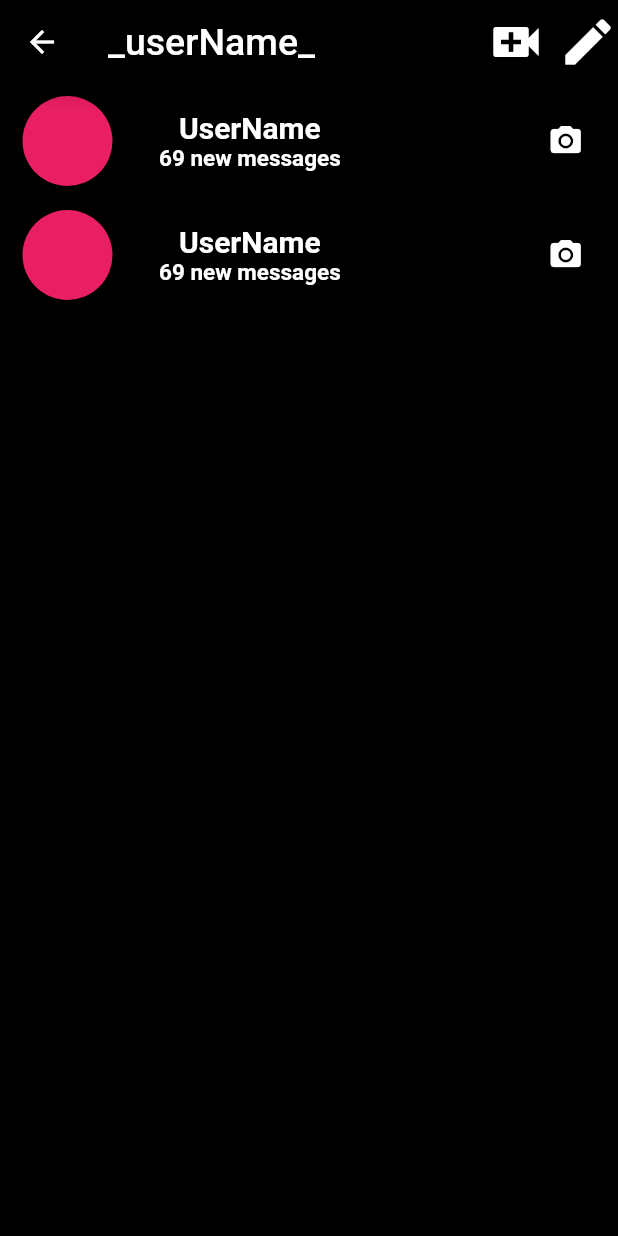
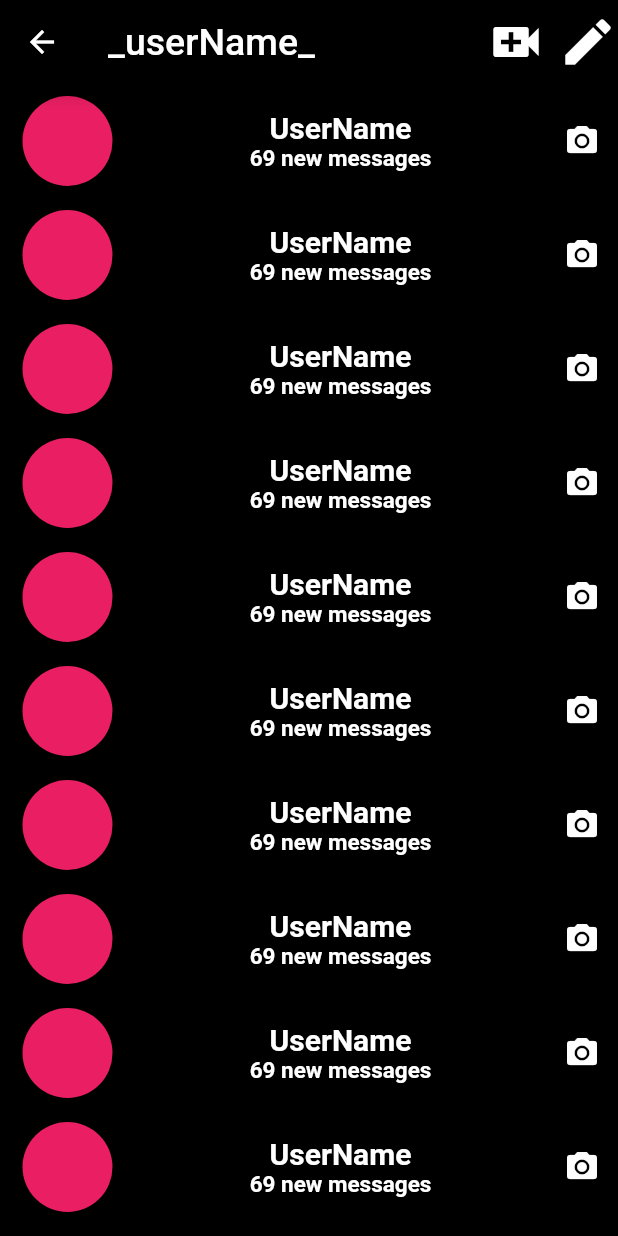
Before and after one commit to Shobhityadav99/Instagram-Dummy-Flutter, a Flutter app: the ChatsScreen screen opened directly, on a phone screen of 412 x 824 dp. Run offline on Flutter 3.47's test engine with Material 2 defaults, Android fonts, the phone set to English and light mode, and no system bars; Roboto replaces fonts that are missing (Raleway).

Commit message:
Personal Chat demo added

```diff
--- a/lib/screens/Chats_Screen.dart
+++ b/lib/screens/Chats_Screen.dart
@@ -1,4 +1,5 @@
 import 'package:flutter/material.dart';
+import 'Personal_chat.dart';
 
 class ChatsScreen extends StatefulWidget {
   @override
@@ -10,7 +11,8 @@ class _ChatsScreenState extends State<ChatsScreen> {
   Widget build(BuildContext context) {
     return Scaffold(
       appBar: AppBar(
-        leading: IconButton(icon: Icon(Icons.arrow_back),
+        leading: IconButton(
+            icon: Icon(Icons.arrow_back),
             onPressed: () {
               Navigator.pop(
                 context,
@@ -43,6 +45,7 @@ class _ChatsScreenState extends State<ChatsScreen> {
         child: ListView.builder(
           itemBuilder: (context, index) {
             return Row(
+              mainAxisAlignment: MainAxisAlignment.spaceBetween,
               children: <Widget>[
                 Padding(
                   padding: const EdgeInsets.only(
@@ -72,22 +75,24 @@ class _ChatsScreenState extends State<ChatsScreen> {
                       ),
                     ],
                   ),
-                  onPressed: null,
+                  onPressed: () {
+                    Navigator.push(
+                        context,
+                        MaterialPageRoute(
+                            builder: (context) => PersonalChatScreen()));
+                  },
                 ),
-                Padding(
-                  padding: const EdgeInsets.only(left: 110),
-                  child: IconButton(
+                IconButton(
                   icon: Icon(
                     Icons.photo_camera,
                     color: Colors.white,
                   ),
                   onPressed: null,
                 ),
-                )
               ],
             );
           },
-          itemCount: 2,
+          itemCount: 12,
         ),
       ),
     );
--- a/lib/widgets/bottom_nav_widget.dart
+++ b/lib/widgets/bottom_nav_widget.dart
@@ -14,7 +14,6 @@ class BottomNav extends StatelessWidget {
                 Navigator.pushReplacement(
                   context,
                   MaterialPageRoute(builder: (context) => MyHomePage()),
-
                 );
               }),
         ),
```
Also changed, not shown: lib/screens/Personal_chat.dart (added, +51 -0 lines). Lines whose indentation alone changed are shown as unchanged.
